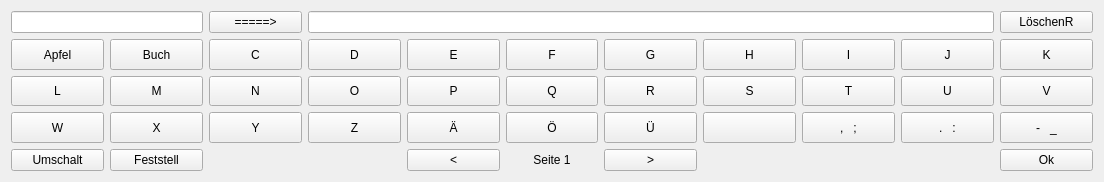
This is plugins/Commands/Keyboard/keyboardwidget.ui in KDE/simon as Qt 5 draws it before an edit. The edited form follows.
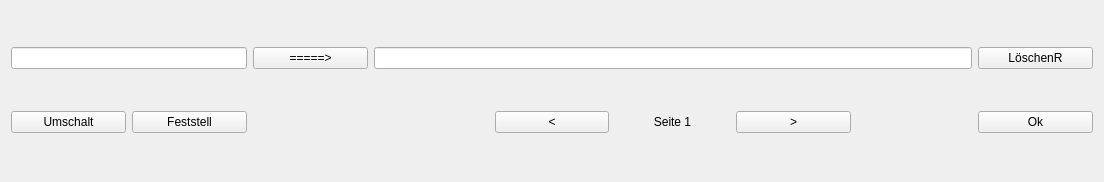
This is the edited form. Custom widgets are drawn as their Qt base class.

What changed in the file:
```diff
--- a/plugins/Commands/Keyboard/keyboardwidget.ui
+++ b/plugins/Commands/Keyboard/keyboardwidget.ui
@@ -14,435 +14,6 @@
    <string>Keyboard</string>
   </property>
   <layout class="QGridLayout" name="gridLayout">
-   <item row="5" column="2">
-    <widget class="KPushButton" name="pbY">
-     <property name="sizePolicy">
-      <sizepolicy hsizetype="Minimum" vsizetype="Minimum">
-       <horstretch>0</horstretch>
-       <verstretch>0</verstretch>
-      </sizepolicy>
-     </property>
-     <property name="text">
-      <string>Y</string>
-     </property>
-    </widget>
-   </item>
-   <item row="3" column="0">
-    <widget class="KPushButton" name="pbA">
-     <property name="sizePolicy">
-      <sizepolicy hsizetype="Minimum" vsizetype="Minimum">
-       <horstretch>0</horstretch>
-       <verstretch>0</verstretch>
-      </sizepolicy>
-     </property>
-     <property name="text">
-      <string>Apfel</string>
-     </property>
-    </widget>
-   </item>
-   <item row="3" column="1">
-    <widget class="KPushButton" name="pbB">
-     <property name="sizePolicy">
-      <sizepolicy hsizetype="Minimum" vsizetype="Minimum">
-       <horstretch>0</horstretch>
-       <verstretch>0</verstretch>
-      </sizepolicy>
-     </property>
-     <property name="text">
-      <string>Buch</string>
-     </property>
-    </widget>
-   </item>
-   <item row="3" column="4">
-    <widget class="KPushButton" name="pbE">
-     <property name="sizePolicy">
-      <sizepolicy hsizetype="Minimum" vsizetype="Minimum">
-       <horstretch>0</horstretch>
-       <verstretch>0</verstretch>
-      </sizepolicy>
-     </property>
-     <property name="text">
-      <string>E</string>
-     </property>
-    </widget>
-   </item>
-   <item row="3" column="3">
-    <widget class="KPushButton" name="pbD">
-     <property name="sizePolicy">
-      <sizepolicy hsizetype="Minimum" vsizetype="Minimum">
-       <horstretch>0</horstretch>
-       <verstretch>0</verstretch>
-      </sizepolicy>
-     </property>
-     <property name="text">
-      <string>D</string>
-     </property>
-    </widget>
-   </item>
-   <item row="3" column="2">
-    <widget class="KPushButton" name="pbC">
-     <property name="sizePolicy">
-      <sizepolicy hsizetype="Minimum" vsizetype="Minimum">
-       <horstretch>0</horstretch>
-       <verstretch>0</verstretch>
-      </sizepolicy>
-     </property>
-     <property name="text">
-      <string>C</string>
-     </property>
-    </widget>
-   </item>
-   <item row="3" column="5">
-    <widget class="KPushButton" name="pbF">
-     <property name="sizePolicy">
-      <sizepolicy hsizetype="Minimum" vsizetype="Minimum">
-       <horstretch>0</horstretch>
-       <verstretch>0</verstretch>
-      </sizepolicy>
-     </property>
-     <property name="text">
-      <string>F</string>
-     </property>
-    </widget>
-   </item>
-   <item row="4" column="3">
-    <widget class="KPushButton" name="pbO">
-     <property name="sizePolicy">
-      <sizepolicy hsizetype="Minimum" vsizetype="Minimum">
-       <horstretch>0</horstretch>
-       <verstretch>0</verstretch>
-      </sizepolicy>
-     </property>
-     <property name="text">
-      <string>O</string>
-     </property>
-    </widget>
-   </item>
-   <item row="3" column="8">
-    <widget class="KPushButton" name="pbI">
-     <property name="sizePolicy">
-      <sizepolicy hsizetype="Minimum" vsizetype="Minimum">
-       <horstretch>0</horstretch>
-       <verstretch>0</verstretch>
-      </sizepolicy>
-     </property>
-     <property name="text">
-      <string>I</string>
-     </property>
-    </widget>
-   </item>
-   <item row="4" column="4">
-    <widget class="KPushButton" name="pbP">
-     <property name="sizePolicy">
-      <sizepolicy hsizetype="Minimum" vsizetype="Minimum">
-       <horstretch>0</horstretch>
-       <verstretch>0</verstretch>
-      </sizepolicy>
-     </property>
-     <property name="text">
-      <string>P</string>
-     </property>
-    </widget>
-   </item>
-   <item row="3" column="9">
-    <widget class="KPushButton" name="pbJ">
-     <property name="sizePolicy">
-      <sizepolicy hsizetype="Minimum" vsizetype="Minimum">
-       <horstretch>0</horstretch>
-       <verstretch>0</verstretch>
-      </sizepolicy>
-     </property>
-     <property name="text">
-      <string>J</string>
-     </property>
-    </widget>
-   </item>
-   <item row="3" column="10">
-    <widget class="KPushButton" name="pbK">
-     <property name="sizePolicy">
-      <sizepolicy hsizetype="Minimum" vsizetype="Minimum">
-       <horstretch>0</horstretch>
-       <verstretch>0</verstretch>
-      </sizepolicy>
-     </property>
-     <property name="text">
-      <string>K</string>
-     </property>
-    </widget>
-   </item>
-   <item row="4" column="0">
-    <widget class="KPushButton" name="pbL">
-     <property name="sizePolicy">
-      <sizepolicy hsizetype="Minimum" vsizetype="Minimum">
-       <horstretch>0</horstretch>
-       <verstretch>0</verstretch>
-      </sizepolicy>
-     </property>
-     <property name="text">
-      <string>L</string>
-     </property>
-    </widget>
-   </item>
-   <item row="3" column="7">
-    <widget class="KPushButton" name="pbH">
-     <property name="sizePolicy">
-      <sizepolicy hsizetype="Minimum" vsizetype="Minimum">
-       <horstretch>0</horstretch>
-       <verstretch>0</verstretch>
-      </sizepolicy>
-     </property>
-     <property name="text">
-      <string>H</string>
-     </property>
-    </widget>
-   </item>
-   <item row="3" column="6">
-    <widget class="KPushButton" name="pbG">
-     <property name="sizePolicy">
-      <sizepolicy hsizetype="Minimum" vsizetype="Minimum">
-       <horstretch>0</horstretch>
-       <verstretch>0</verstretch>
-      </sizepolicy>
-     </property>
-     <property name="text">
-      <string>G</string>
-     </property>
-    </widget>
-   </item>
-   <item row="4" column="1">
-    <widget class="KPushButton" name="pbM">
-     <property name="sizePolicy">
-      <sizepolicy hsizetype="Minimum" vsizetype="Minimum">
-       <horstretch>0</horstretch>
-       <verstretch>0</verstretch>
-      </sizepolicy>
-     </property>
-     <property name="text">
-      <string>M</string>
-     </property>
-    </widget>
-   </item>
-   <item row="4" column="2">
-    <widget class="KPushButton" name="pbN">
-     <property name="sizePolicy">
-      <sizepolicy hsizetype="Minimum" vsizetype="Minimum">
-       <horstretch>0</horstretch>
-       <verstretch>0</verstretch>
-      </sizepolicy>
-     </property>
-     <property name="text">
-      <string>N</string>
-     </property>
-    </widget>
-   </item>
-   <item row="4" column="5">
-    <widget class="KPushButton" name="pbQ">
-     <property name="sizePolicy">
-      <sizepolicy hsizetype="Minimum" vsizetype="Minimum">
-       <horstretch>0</horstretch>
-       <verstretch>0</verstretch>
-      </sizepolicy>
-     </property>
-     <property name="text">
-      <string>Q</string>
-     </property>
-    </widget>
-   </item>
-   <item row="4" column="6">
-    <widget class="KPushButton" name="pbR">
-     <property name="sizePolicy">
-      <sizepolicy hsizetype="Minimum" vsizetype="Minimum">
-       <horstretch>0</horstretch>
-       <verstretch>0</verstretch>
-      </sizepolicy>
-     </property>
-     <property name="text">
-      <string>R</string>
-     </property>
-    </widget>
-   </item>
-   <item row="4" column="7">
-    <widget class="KPushButton" name="pbS">
-     <property name="sizePolicy">
-      <sizepolicy hsizetype="Minimum" vsizetype="Minimum">
-       <horstretch>0</horstretch>
-       <verstretch>0</verstretch>
-      </sizepolicy>
-     </property>
-     <property name="text">
-      <string>S</string>
-     </property>
-    </widget>
-   </item>
-   <item row="4" column="8">
-    <widget class="KPushButton" name="pbT">
-     <property name="sizePolicy">
-      <sizepolicy hsizetype="Minimum" vsizetype="Minimum">
-       <horstretch>0</horstretch>
-       <verstretch>0</verstretch>
-      </sizepolicy>
-     </property>
-     <property name="text">
-      <string>T</string>
-     </property>
-    </widget>
-   </item>
-   <item row="4" column="9">
-    <widget class="KPushButton" name="pbU">
-     <property name="sizePolicy">
-      <sizepolicy hsizetype="Minimum" vsizetype="Minimum">
-       <horstretch>0</horstretch>
-       <verstretch>0</verstretch>
-      </sizepolicy>
-     </property>
-     <property name="text">
-      <string>U</string>
-     </property>
-    </widget>
-   </item>
-   <item row="4" column="10">
-    <widget class="KPushButton" name="pbV">
-     <property name="sizePolicy">
-      <sizepolicy hsizetype="Minimum" vsizetype="Minimum">
-       <horstretch>0</horstretch>
-       <verstretch>0</verstretch>
-      </sizepolicy>
-     </property>
-     <property name="text">
-      <string>V</string>
-     </property>
-    </widget>
-   </item>
-   <item row="5" column="0">
-    <widget class="KPushButton" name="pbW">
-     <property name="sizePolicy">
-      <sizepolicy hsizetype="Minimum" vsizetype="Minimum">
-       <horstretch>0</horstretch>
-       <verstretch>0</verstretch>
-      </sizepolicy>
-     </property>
-     <property name="text">
-      <string>W</string>
-     </property>
-    </widget>
-   </item>
-   <item row="5" column="1">
-    <widget class="KPushButton" name="pbX">
-     <property name="sizePolicy">
-      <sizepolicy hsizetype="Minimum" vsizetype="Minimum">
-       <horstretch>0</horstretch>
-       <verstretch>0</verstretch>
-      </sizepolicy>
-     </property>
-     <property name="text">
-      <string>X</string>
-     </property>
-    </widget>
-   </item>
-   <item row="5" column="3">
-    <widget class="KPushButton" name="pbZ">
-     <property name="sizePolicy">
-      <sizepolicy hsizetype="Minimum" vsizetype="Minimum">
-       <horstretch>0</horstretch>
-       <verstretch>0</verstretch>
-      </sizepolicy>
-     </property>
-     <property name="text">
-      <string>Z</string>
-     </property>
-    </widget>
-   </item>
-   <item row="5" column="4">
-    <widget class="KPushButton" name="pbAE">
-     <property name="sizePolicy">
-      <sizepolicy hsizetype="Minimum" vsizetype="Minimum">
-       <horstretch>0</horstretch>
-       <verstretch>0</verstretch>
-      </sizepolicy>
-     </property>
-     <property name="text">
-      <string>Ä</string>
-     </property>
-    </widget>
-   </item>
-   <item row="5" column="5">
-    <widget class="KPushButton" name="pbOE">
-     <property name="sizePolicy">
-      <sizepolicy hsizetype="Minimum" vsizetype="Minimum">
-       <horstretch>0</horstretch>
-       <verstretch>0</verstretch>
-      </sizepolicy>
-     </property>
-     <property name="text">
-      <string>Ö</string>
-     </property>
-    </widget>
-   </item>
-   <item row="5" column="6">
-    <widget class="KPushButton" name="pbUE">
-     <property name="sizePolicy">
-      <sizepolicy hsizetype="Minimum" vsizetype="Minimum">
-       <horstretch>0</horstretch>
-       <verstretch>0</verstretch>
-      </sizepolicy>
-     </property>
-     <property name="text">
-      <string>Ü</string>
-     </property>
-    </widget>
-   </item>
-   <item row="5" column="8">
-    <widget class="KPushButton" name="pbComma">
-     <property name="sizePolicy">
-      <sizepolicy hsizetype="Minimum" vsizetype="Minimum">
-       <horstretch>0</horstretch>
-       <verstretch>0</verstretch>
-      </sizepolicy>
-     </property>
-     <property name="text">
-      <string>,   ;</string>
-     </property>
-    </widget>
-   </item>
-   <item row="5" column="9">
-    <widget class="KPushButton" name="pbPoint">
-     <property name="sizePolicy">
-      <sizepolicy hsizetype="Minimum" vsizetype="Minimum">
-       <horstretch>0</horstretch>
-       <verstretch>0</verstretch>
-      </sizepolicy>
-     </property>
-     <property name="text">
-      <string>.   :</string>
-     </property>
-    </widget>
-   </item>
-   <item row="5" column="10">
-    <widget class="KPushButton" name="pbMinus">
-     <property name="sizePolicy">
-      <sizepolicy hsizetype="Minimum" vsizetype="Minimum">
-       <horstretch>0</horstretch>
-       <verstretch>0</verstretch>
-      </sizepolicy>
-     </property>
-     <property name="text">
-      <string>-   _</string>
-     </property>
-    </widget>
-   </item>
-   <item row="5" column="7">
-    <widget class="KPushButton" name="pbSpace">
-     <property name="sizePolicy">
-      <sizepolicy hsizetype="Minimum" vsizetype="Minimum">
-       <horstretch>0</horstretch>
-       <verstretch>0</verstretch>
-      </sizepolicy>
-     </property>
-     <property name="text">
-      <string/>
-     </property>
-    </widget>
-   </item>
    <item row="0" column="0" colspan="2">
     <widget class="KLineEdit" name="leNumber">
      <property name="sizePolicy">
@@ -468,7 +39,7 @@
      </property>
     </widget>
    </item>
-   <item row="0" column="3" colspan="7">
+   <item row="0" column="3" colspan="5">
     <widget class="KLineEdit" name="leText">
      <property name="sizePolicy">
       <sizepolicy hsizetype="Expanding" vsizetype="Minimum">
@@ -488,14 +59,14 @@
      </property>
     </widget>
    </item>
-   <item row="0" column="10">
+   <item row="0" column="8">
     <widget class="KPushButton" name="pbDeleteRight">
      <property name="text">
       <string>LöschenR</string>
      </property>
     </widget>
    </item>
-   <item row="6" column="10">
+   <item row="4" column="8">
     <widget class="KPushButton" name="pbOk">
      <property name="sizePolicy">
       <sizepolicy hsizetype="Minimum" vsizetype="Minimum">
@@ -508,28 +79,28 @@
      </property>
     </widget>
    </item>
-   <item row="6" column="0">
+   <item row="4" column="0">
     <widget class="KPushButton" name="pbShift">
      <property name="text">
       <string>Umschalt</string>
      </property>
     </widget>
    </item>
-   <item row="6" column="1">
+   <item row="4" column="1">
     <widget class="KPushButton" name="pbCapslock">
      <property name="text">
       <string>Feststell</string>
      </property>
     </widget>
    </item>
-   <item row="6" column="6">
+   <item row="4" column="6">
     <widget class="KPushButton" name="pbNextPage">
      <property name="text">
       <string>&gt;</string>
      </property>
     </widget>
    </item>
-   <item row="6" column="5">
+   <item row="4" column="5">
     <widget class="QLabel" name="lbPage">
      <property name="enabled">
       <bool>true</bool>
@@ -542,7 +113,7 @@
      </property>
     </widget>
    </item>
-   <item row="6" column="4">
+   <item row="4" column="4">
     <widget class="KPushButton" name="pbPreviousPage">
      <property name="text">
       <string>&lt;</string>
```
Left out of the diff: 3 changed lines with no effect on the pictures.
